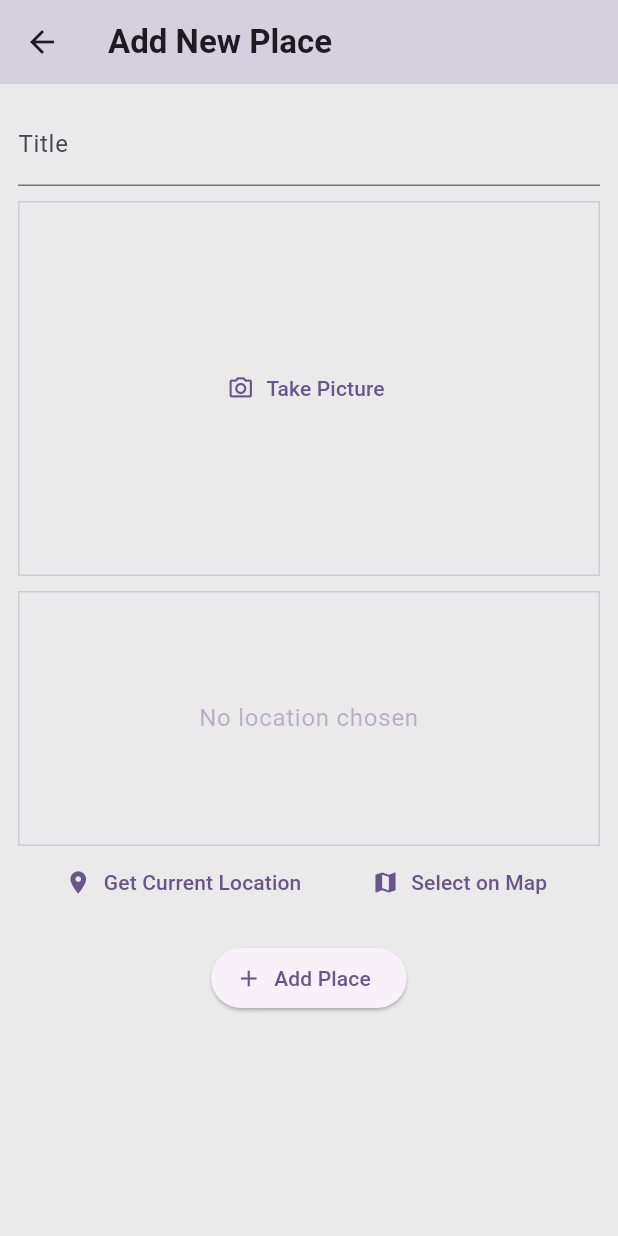
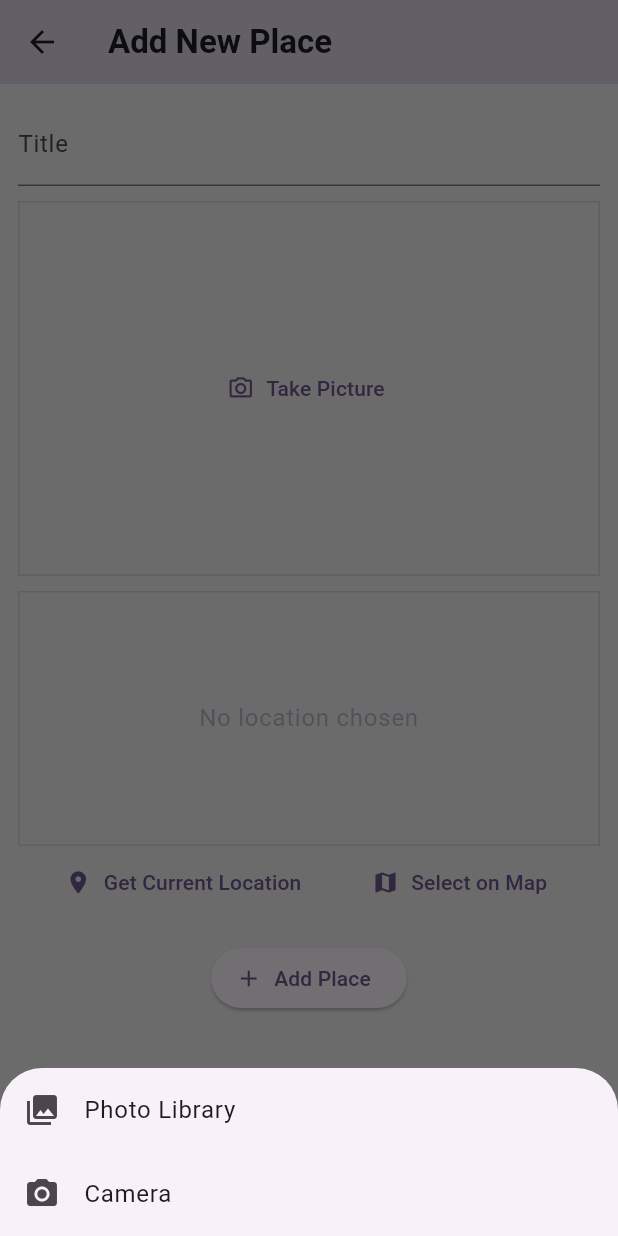
Before and after one commit to Agrima5115/Favorite_Places_App, a Flutter app: the AddPlaceScreen screen opened directly, after a tap on "Take Picture", on a phone screen of 412 x 824 dp. Run offline on Flutter 3.47's test engine with Material 3 defaults, Android fonts, the phone set to English and light mode, and no system bars; our stand-ins replace flutter_riverpod, google_fonts, google_maps_flutter, image_picker, location, sqflite; accounts and stored records are empty.

```diff
--- a/lib/widgets/image_input.dart
+++ b/lib/widgets/image_input.dart
@@ -16,10 +16,10 @@ class ImageInput extends StatefulWidget {
 class _ImageInputState extends State<ImageInput> {
   File? _selectedImage;
 
-  void _takePicture() async {
+  Future<void> _takePicture(ImageSource source) async {
     final imagePicker = ImagePicker();
     final pickedImage =
-        await imagePicker.pickImage(source: ImageSource.camera, maxWidth: 600);
+        await imagePicker.pickImage(source: source, maxWidth: 600);
     if (pickedImage == null) {
       return;
     }
@@ -30,17 +30,47 @@ class _ImageInputState extends State<ImageInput> {
     widget.onPickImage(_selectedImage!);
   }
 
+  void _openImagePicker(BuildContext context) {
+  showModalBottomSheet(
+    context: context,
+    builder: (BuildContext context) {
+      return SafeArea(
+        child: Wrap(
+          children: <Widget>[
+            ListTile(
+              leading: const Icon(Icons.photo_library),
+              title: const Text('Photo Library'),
+              onTap: () {
+                _takePicture(ImageSource.gallery);
+                Navigator.of(context).pop();
+              },
+            ),
+            ListTile(
+              leading: const Icon(Icons.camera_alt),
+              title: const Text('Camera'),
+              onTap: () {
+                _takePicture(ImageSource.camera);
+                Navigator.of(context).pop();
+              },
+            ),
+          ],
+        ),
+      );
+    },
+  );
+}
+
   @override
   Widget build(BuildContext context) {
     Widget content = TextButton.icon(
       icon: const Icon(Icons.camera_alt_outlined),
       label: const Text('Take Picture'),
-      onPressed: _takePicture,
+      onPressed: () => _openImagePicker(context),
     );
 
     if (_selectedImage != null) {
       content = GestureDetector(
-        onTap: _takePicture,
+        onTap: () => _openImagePicker(context),
         child: Image.file(
           _selectedImage!,
           fit: BoxFit.cover,
```
